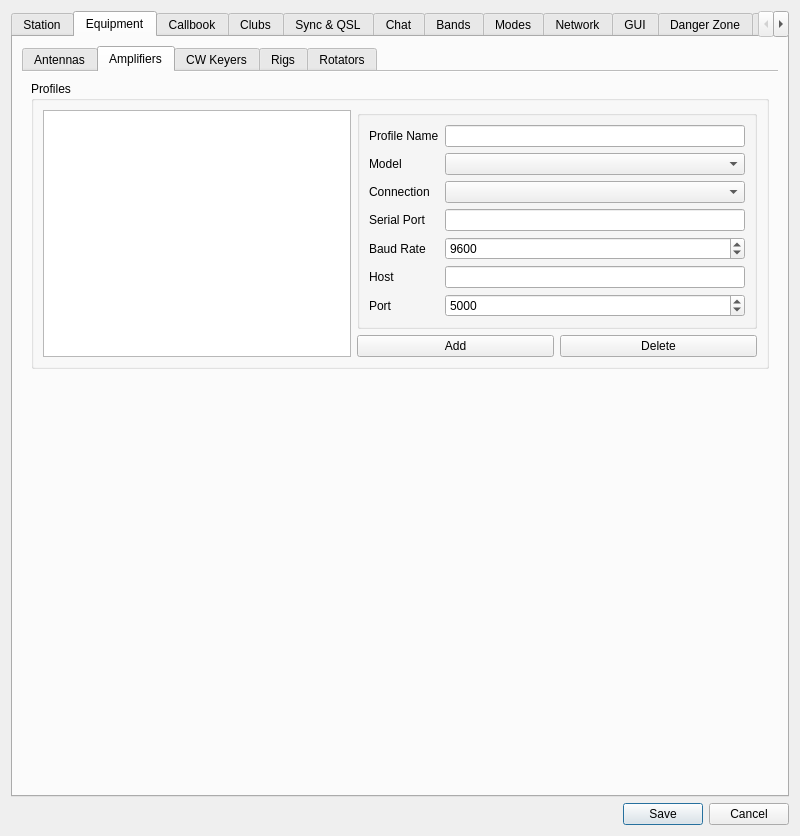
aa5sh/QLog, file ui/SettingsDialog.ui: the form before one commit.
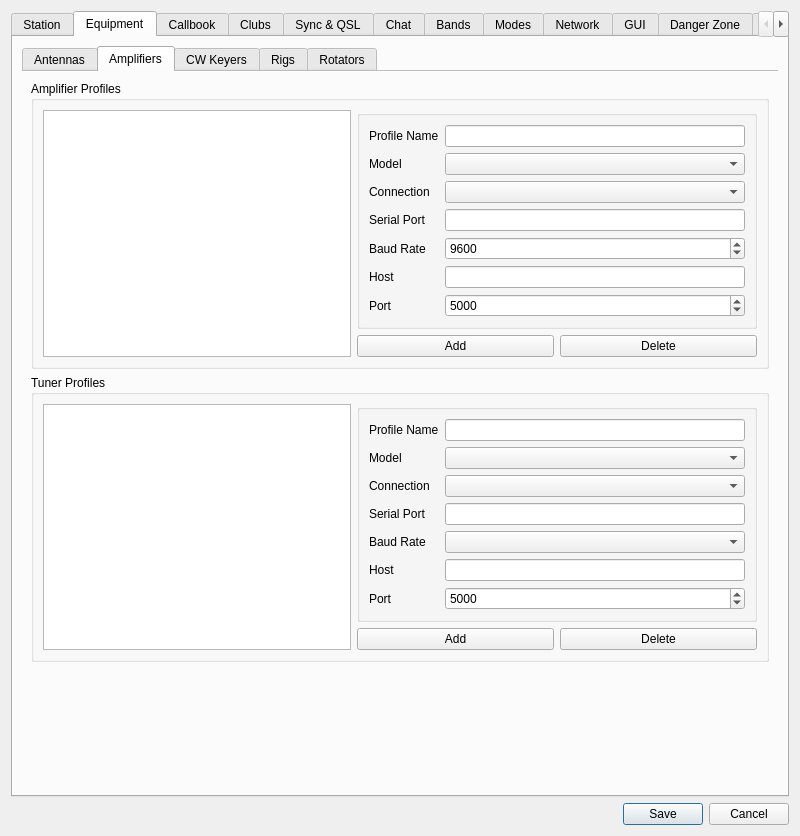
The form after the commit. The open tabs and pages were chosen to show the change. Icons and pictures are not drawn. Custom widgets are drawn as their Qt base class.

Commit message: Added KAT500/Tuner Widget

Diff of the .ui file:
```diff
--- a/ui/SettingsDialog.ui
+++ b/ui/SettingsDialog.ui
@@ -790,7 +790,7 @@
           <item>
            <widget class="QGroupBox" name="amplifierProfileGroup">
             <property name="title">
-             <string>Profiles</string>
+             <string>Amplifier Profiles</string>
             </property>
             <layout class="QGridLayout" name="gridLayout_Amplifiers">
              <item row="0" column="0" rowspan="2" colspan="4">
@@ -932,6 +932,142 @@
             </layout>
            </widget>
           </item>
+          <item>
+           <widget class="QGroupBox" name="tunerProfileGroup">
+            <property name="title">
+             <string>Tuner Profiles</string>
+            </property>
+            <layout class="QGridLayout" name="gridLayout_Tuners">
+             <item row="0" column="0" rowspan="2" colspan="4">
+              <widget class="QListView" name="tunerProfilesListView">
+               <property name="focusPolicy">
+                <enum>Qt::NoFocus</enum>
+               </property>
+               <property name="contextMenuPolicy">
+                <enum>Qt::NoContextMenu</enum>
+               </property>
+               <property name="toolTip">
+                <string>List of all available Tuner profiles</string>
+               </property>
+               <property name="editTriggers">
+                <set>QAbstractItemView::NoEditTriggers</set>
+               </property>
+              </widget>
+             </item>
+             <item row="0" column="4" colspan="2">
+              <widget class="QGroupBox" name="tunerProfileEditGroup">
+               <property name="minimumSize">
+                <size>
+                 <width>400</width>
+                 <height>0</height>
+                </size>
+               </property>
+               <property name="title">
+                <string/>
+               </property>
+               <layout class="QFormLayout" name="formLayout_Tuner">
+                <item row="0" column="0">
+                 <widget class="QLabel" name="tunerProfileNameLabel">
+                  <property name="text">
+                   <string>Profile Name</string>
+                  </property>
+                 </widget>
+                </item>
+                <item row="0" column="1">
+                 <widget class="QLineEdit" name="tunerProfileNameEdit">
+                  <property name="maxLength">
+                   <number>25</number>
+                  </property>
+                 </widget>
+                </item>
+                <item row="1" column="0">
+                 <widget class="QLabel" name="tunerModelLabel">
+                  <property name="text">
+                   <string>Model</string>
+                  </property>
+                 </widget>
+                </item>
+                <item row="1" column="1">
+                 <widget class="QComboBox" name="tunerModelCombo"/>
+                </item>
+                <item row="2" column="0">
+                 <widget class="QLabel" name="tunerConnectionTypeLabel">
+                  <property name="text">
+                   <string>Connection</string>
+                  </property>
+                 </widget>
+                </item>
+                <item row="2" column="1">
+                 <widget class="QComboBox" name="tunerConnectionTypeCombo"/>
+                </item>
+                <item row="3" column="0">
+                 <widget class="QLabel" name="tunerSerialPortLabel">
+                  <property name="text">
+                   <string>Serial Port</string>
+                  </property>
+                 </widget>
+                </item>
+                <item row="3" column="1">
+                 <widget class="SerialPortEditLine" name="tunerSerialPortEdit"/>
+                </item>
+                <item row="4" column="0">
+                 <widget class="QLabel" name="tunerBaudRateLabel">
+                  <property name="text">
+                   <string>Baud Rate</string>
+                  </property>
+                 </widget>
+                </item>
+                <item row="4" column="1">
+                 <widget class="QComboBox" name="tunerBaudRateCombo"/>
+                </item>
+                <item row="5" column="0">
+                 <widget class="QLabel" name="tunerHostLabel">
+                  <property name="text">
+                   <string>Host</string>
+                  </property>
+                 </widget>
+                </item>
+                <item row="5" column="1">
+                 <widget class="QLineEdit" name="tunerHostEdit"/>
+                </item>
+                <item row="6" column="0">
+                 <widget class="QLabel" name="tunerPortLabel">
+                  <property name="text">
+                   <string>Port</string>
+                  </property>
+                 </widget>
+                </item>
+                <item row="6" column="1">
+                 <widget class="QSpinBox" name="tunerPortSpin">
+                  <property name="minimum"><number>1</number></property>
+                  <property name="maximum">
+                   <number>65535</number>
+                  </property>
+                  <property name="value">
+                   <number>5000</number>
+                  </property>
+                 </widget>
+                </item>
+               </layout>
+              </widget>
+             </item>
+             <item row="1" column="4">
+              <widget class="QPushButton" name="tunerAddProfileButton">
+               <property name="text">
+                <string>Add</string>
+               </property>
+              </widget>
+             </item>
+             <item row="1" column="5">
+              <widget class="QPushButton" name="tunerDelProfileButton">
+               <property name="text">
+                <string>Delete</string>
+               </property>
+              </widget>
+             </item>
+            </layout>
+           </widget>
+          </item>
           <item>
            <spacer name="verticalSpacer_Amplifiers">
             <property name="orientation">
```
The commit also changes 11 other files.
